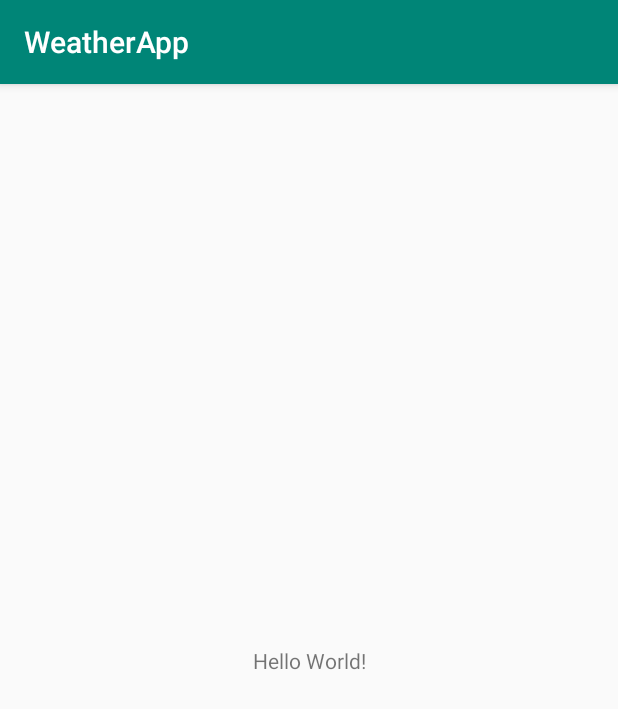
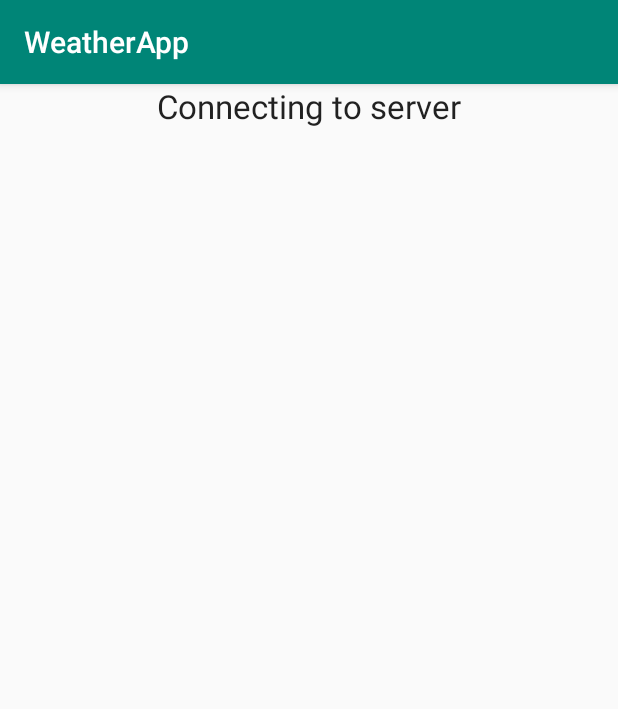
Before and after one commit to 3yebMB/WeatherApp, an Android app: the screen it shows after launch (MainActivity), on a phone screen of 412 x 824 dp. Shown: the top 709 px of the screen. Run offline under Robolectric (Android 15) with nearby library versions, the phone set to English and light mode, and no system bars.

Commit message:
add visual components on activity

```diff
--- a/app/src/main/AndroidManifest.xml
+++ b/app/src/main/AndroidManifest.xml
@@ -4,9 +4,9 @@
 
     <application
         android:allowBackup="true"
-        android:icon="@mipmap/ic_launcher"
+        android:icon="@drawable/weather_app_icon"
         android:label="@string/app_name"
-        android:roundIcon="@mipmap/ic_launcher_round"
+        android:roundIcon="@drawable/weather_app_icon"
         android:supportsRtl="true"
         android:theme="@style/AppTheme">
         <activity android:name=".MainActivity">
--- a/app/src/main/res/layout/activity_main.xml
+++ b/app/src/main/res/layout/activity_main.xml
@@ -7,12 +7,79 @@
     tools:context=".MainActivity">
 
     <TextView
+        android:id="@+id/city_field"
         android:layout_width="wrap_content"
         android:layout_height="wrap_content"
-        android:text="Hello World!"
-        app:layout_constraintBottom_toBottomOf="parent"
-        app:layout_constraintLeft_toLeftOf="parent"
-        app:layout_constraintRight_toRightOf="parent"
-        app:layout_constraintTop_toTopOf="parent" />
+        android:layout_centerHorizontal="true"
+        android:layout_marginStart="8dp"
+        android:layout_marginEnd="8dp"
+        android:text="@string/connecting_to_server"
+        android:textAppearance="?android:attr/textAppearanceLarge"
+        app:layout_constraintEnd_toEndOf="parent"
+        app:layout_constraintStart_toStartOf="parent"
+        tools:layout_editor_absoluteY="50dp"
+        tools:ignore="MissingConstraints" />
+
+    <TextView
+        android:id="@+id/updated_field"
+        android:layout_width="wrap_content"
+        android:layout_height="wrap_content"
+        android:layout_below="@+id/city_field"
+        android:layout_centerHorizontal="true"
+        android:layout_marginTop="16dp"
+        android:textAppearance="?android:attr/textAppearanceMedium"
+        android:textSize="@dimen/updated_font_size"
+        app:layout_constraintEnd_toEndOf="parent"
+        app:layout_constraintHorizontal_bias="0.498"
+        app:layout_constraintStart_toStartOf="parent"
+        app:layout_constraintTop_toBottomOf="@+id/city_field"
+        tools:text="Updated" />
+
+    <TextView
+        android:id="@+id/weather_icon"
+        android:layout_width="193dp"
+        android:layout_height="111dp"
+        android:layout_below="@+id/updated_field"
+        android:layout_centerHorizontal="true"
+        android:layout_marginStart="8dp"
+        android:layout_marginEnd="8dp"
+        android:layout_marginBottom="44dp"
+        android:textAppearance="?android:attr/textAppearanceLarge"
+        android:textSize="80sp"
+        app:layout_constraintBottom_toBottomOf="@+id/details_field"
+        app:layout_constraintEnd_toEndOf="parent"
+        app:layout_constraintStart_toStartOf="parent"
+        tools:text="icon" />
+
+    <TextView
+        android:id="@+id/current_temperature_field"
+        android:layout_width="wrap_content"
+        android:layout_height="wrap_content"
+        android:layout_alignParentBottom="true"
+        android:layout_centerHorizontal="true"
+        android:layout_marginStart="8dp"
+        android:layout_marginEnd="8dp"
+        android:textAppearance="?android:attr/textAppearanceLarge"
+        android:textSize="@dimen/temperature_font_size"
+        app:layout_constraintEnd_toEndOf="parent"
+        app:layout_constraintStart_toStartOf="parent"
+        tools:layout_editor_absoluteY="685dp"
+        tools:text="Temperature"
+        tools:ignore="MissingConstraints" />
+
+    <TextView
+        android:id="@+id/details_field"
+        android:layout_width="wrap_content"
+        android:layout_height="wrap_content"
+        android:layout_below="@+id/weather_icon"
+        android:layout_centerHorizontal="true"
+        android:layout_marginStart="8dp"
+        android:layout_marginEnd="8dp"
+        android:textAppearance="?android:attr/textAppearanceMedium"
+        app:layout_constraintEnd_toEndOf="parent"
+        app:layout_constraintStart_toStartOf="parent"
+        tools:layout_editor_absoluteY="303dp"
+        tools:text="Details"
+        tools:ignore="MissingConstraints" />
 
 </android.support.constraint.ConstraintLayout>
--- /dev/null
+++ b/app/src/main/res/menu/weather.xml
@@ -0,0 +1,9 @@
+<?xml version="1.0" encoding="utf-8"?>
+<menu xmlns:android="http://schemas.android.com/apk/res/android"
+	  xmlns:app="http://schemas.android.com/apk/res-auto">
+
+	<item
+		android:id="@+id/change_city"
+		android:title="@string/change_city"
+		app:showAsAction="always"/>
+</menu>
--- /dev/null
+++ b/app/src/main/res/values/dimens.xml
@@ -0,0 +1,11 @@
+<?xml version="1.0" encoding="utf-8"?>
+
+<!-- Отдельный XML-файл для изменяемых размеров приложения -->
+
+<resources>
+    <dimen name="activity_horizontal_margin">16dp</dimen>
+    <dimen name="activity_vertical_margin">16dp</dimen>
+    <dimen name="icon_font_size">150sp</dimen>
+	<dimen name="updated_font_size">13sp</dimen>
+	<dimen name="temperature_font_size">40sp</dimen>
+</resources>
--- a/app/src/main/res/values/strings.xml
+++ b/app/src/main/res/values/strings.xml
@@ -1,3 +1,20 @@
 <resources>
     <string name="app_name">WeatherApp</string>
+
+    <string name="change_city">Change city</string>
+    <string name="change_city_dialog">Change city</string>
+
+    <!-- https://erikflowers.github.io/weather-icons/ -->
+    <string name="weather_sunny">&#xf00d;</string>
+    <string name="weather_clear_night">&#xf02e;</string>
+    <string name="weather_foggy">&#xf014;</string>
+    <string name="weather_cloudy">&#xf013;</string>
+    <string name="weather_rainy">&#xf019;</string>
+    <string name="weather_snowy">&#xf01b;</string>
+    <string name="weather_thunder">&#xf01e;</string>
+    <string name="weather_drizzle">&#xf01c;</string>
+    <string name="place_not_found">Sorry, no weather data found.</string>
+    <string name="connecting">Connecting…</string>
+    <string name="go">Go</string>
+    <string name="connecting_to_server">Connecting to server</string>
 </resources>
```
Also changed, not shown: 1 other file.
